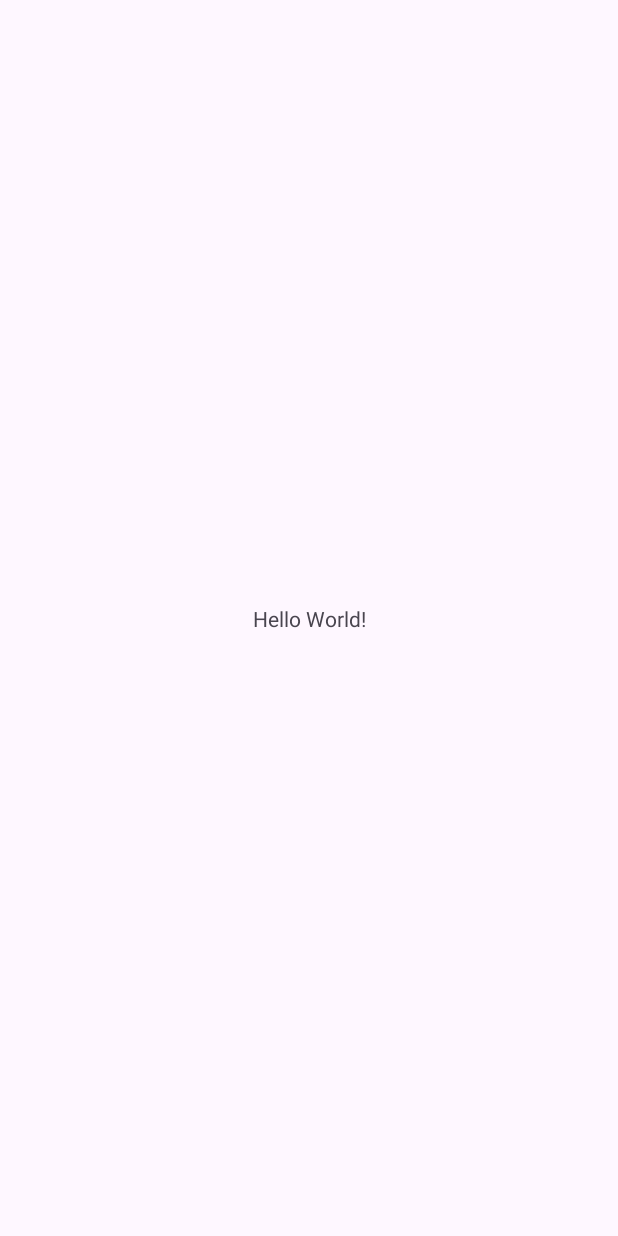
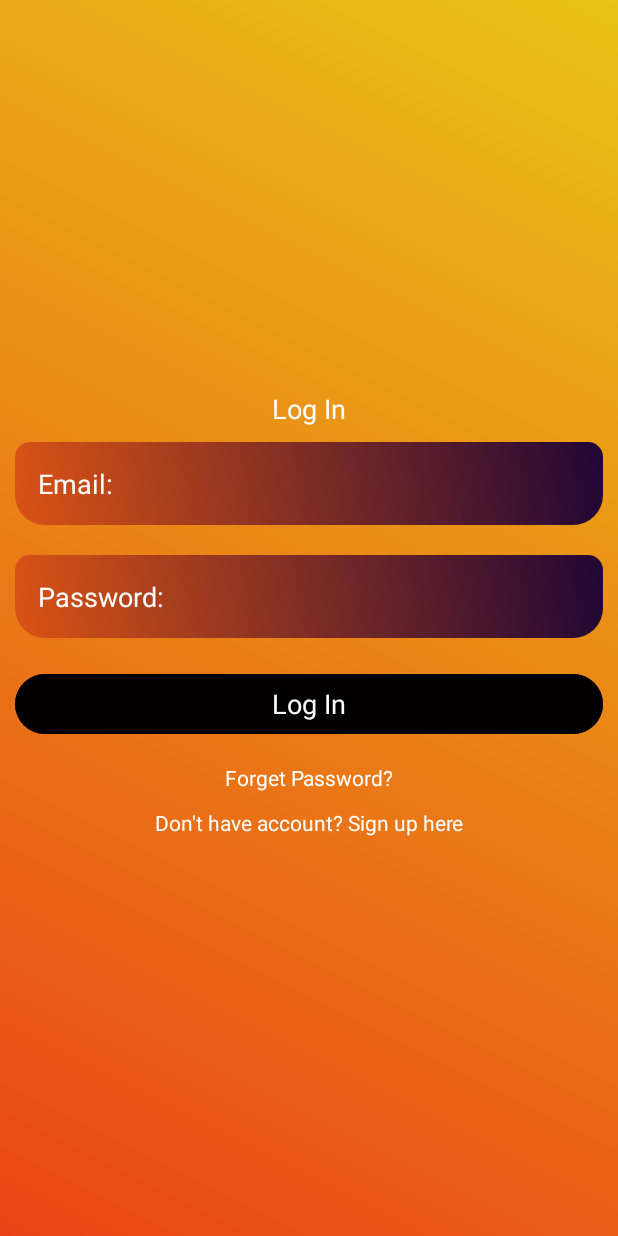
Before and after one commit to S-CW/Expense-manager-app, an Android app: the screen it shows after launch (MainActivity), on a phone screen of 412 x 824 dp. Before the commit the screen is almost empty. Run offline under Robolectric (Android 15) with nearby library versions, the phone set to English and light mode, and no system bars.

Commit message:
create login form layout

```diff
--- /dev/null
+++ b/app/src/main/res/drawable/background_color.xml
@@ -0,0 +1,9 @@
+<?xml version="1.0" encoding="utf-8"?>
+<shape xmlns:android="http://schemas.android.com/apk/res/android">
+
+    <gradient
+        android:angle="45"
+        android:startColor="#EA4416"
+        android:endColor="#EAC316"
+        />
+</shape>
--- /dev/null
+++ b/app/src/main/res/drawable/edittext_background.xml
@@ -0,0 +1,16 @@
+<?xml version="1.0" encoding="utf-8"?>
+<shape xmlns:android="http://schemas.android.com/apk/res/android">
+
+    <gradient
+        android:angle="45"
+        android:startColor="#DA5314"
+        android:endColor="#210635"
+        />
+
+    <corners
+        android:topRightRadius="10dp"
+        android:topLeftRadius="10dp"
+        android:bottomRightRadius="20dp"
+        android:bottomLeftRadius="20dp"
+        />
+</shape>
--- a/app/src/main/res/layout/activity_main.xml
+++ b/app/src/main/res/layout/activity_main.xml
@@ -1,19 +1,86 @@
 <?xml version="1.0" encoding="utf-8"?>
-<androidx.constraintlayout.widget.ConstraintLayout
+<LinearLayout
     xmlns:android="http://schemas.android.com/apk/res/android"
     xmlns:tools="http://schemas.android.com/tools"
     xmlns:app="http://schemas.android.com/apk/res-auto"
     android:layout_width="match_parent"
+    android:gravity="center"
+    android:background="@drawable/background_color"
     android:layout_height="match_parent"
     tools:context=".MainActivity">
-    <TextView
-      android:layout_width="wrap_content"
-      android:layout_height="wrap_content"
-      android:text="Hello World!"
-      app:layout_constraintBottom_toBottomOf="parent"
-      app:layout_constraintStart_toStartOf="parent"
-      app:layout_constraintEnd_toEndOf="parent"
-      app:layout_constraintTop_toTopOf="parent" />
 
-  </androidx.constraintlayout.widget.ConstraintLayout
+    <ScrollView
+        android:layout_width="match_parent"
+        android:layout_height="wrap_content">
+
+        <LinearLayout
+            android:layout_width="match_parent"
+            android:layout_height="wrap_content"
+            android:gravity="center"
+            android:orientation="vertical">
+
+             <TextView
+                android:layout_width="match_parent"
+                android:layout_height="wrap_content"
+                android:text="Log In"
+                android:textColor="@android:color/white"
+                android:textAppearance="?android:textAppearanceMedium"
+                android:gravity="center"
+                />
+
+            <EditText
+                android:id="@+id/email_login"
+                android:layout_width="match_parent"
+                android:layout_height="wrap_content"
+                android:layout_margin="10dp"
+                android:textColor="@android:color/white"
+                android:textColorHint="@android:color/white"
+                android:background="@drawable/edittext_background"
+                android:padding="15dp"
+                android:hint="Email:" />
+
+            <EditText
+                android:id="@+id/password_login"
+                android:layout_width="match_parent"
+                android:layout_height="wrap_content"
+                android:layout_margin="10dp"
+                android:textColor="@android:color/white"
+                android:textColorHint="@android:color/white"
+                android:background="@drawable/edittext_background"
+                android:padding="15dp"
+                android:hint="Password:" />
+
+            <Button
+                android:id="@+id/btn_login"
+                android:layout_width="match_parent"
+                android:layout_height="wrap_content"
+                android:layout_margin="10dp"
+                android:text="Log In"
+                android:textAppearance="?android:textAppearanceMedium"
+                android:backgroundTint="@color/black"
+                />
+
+            <TextView
+                android:id="@+id/forget_password"
+                android:layout_width="match_parent"
+                android:layout_height="wrap_content"
+                android:textColor="@android:color/white"
+                android:gravity="center"
+                android:padding="5dp"
+                android:text="Forget Password?" />
+
+            <TextView
+                android:id="@+id/signup"
+                android:layout_width="match_parent"
+                android:layout_height="wrap_content"
+                android:textColor="@android:color/white"
+                android:gravity="center"
+                android:padding="5dp"
+                android:text="Don't have account? Sign up here" />
+
+        </LinearLayout>
+
+    </ScrollView>
+
+  </LinearLayout
    >
--- a/app/src/main/res/values/colors.xml
+++ b/app/src/main/res/values/colors.xml
@@ -1,5 +1,5 @@
 <?xml version="1.0" encoding="utf-8"?>
 <resources>
-    <color name="black">#FF000000</color>
-    <color name="white">#FFFFFFFF</color>
+    <color name="black">#E6000000</color>
+    <color name="white">#650707</color>
 </resources>
```
